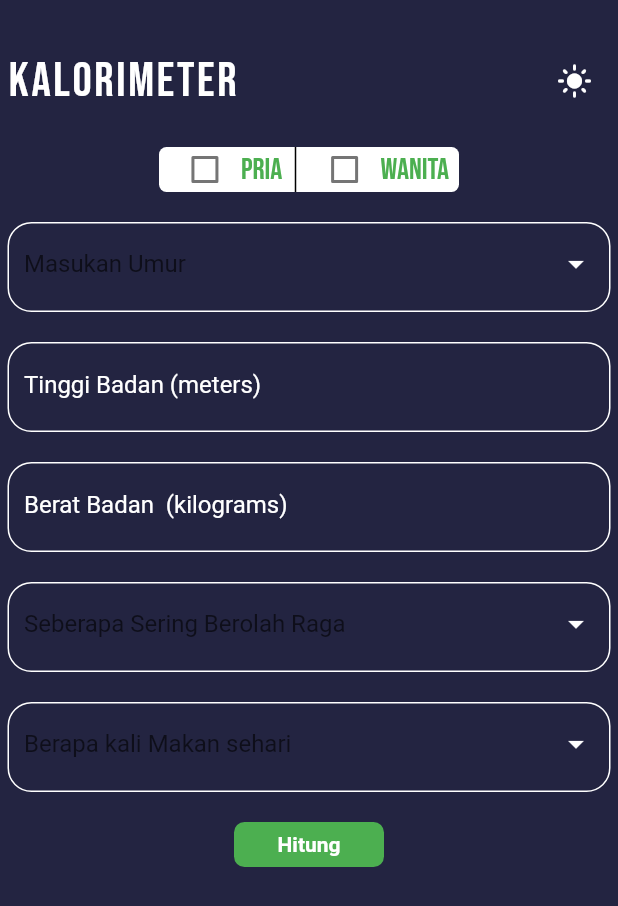
After one commit to nickridwan/gym_app, a Flutter app: the PageCalculate screen opened directly, on a phone screen of 412 x 824 dp. The commit adds this screen. Shown: the top 906 px of the screen. Run offline on Flutter 3.47's test engine with Material 2 defaults, Android fonts, the phone set to English and light mode, and no system bars; our stand-ins replace google_fonts, quickalert, toast; missing offline and left inert: qr_code_scanner, status_alert.

Commit message:
first commit

```diff
--- /dev/null
+++ b/lib/Pages/kalorimeter_page.dart
@@ -0,0 +1,399 @@
+import 'package:flutter/material.dart';
+import 'package:google_fonts/google_fonts.dart';
+import 'package:workout_app/Widget/dropdown.dart';
+import 'package:workout_app/services/theme.dart';
+
+class PageCalculate extends StatefulWidget {
+  const PageCalculate({Key? key}) : super(key: key);
+
+  @override
+  State<PageCalculate> createState() => PageCalculateState();
+}
+
+class PageCalculateState extends State<PageCalculate> {
+  TextEditingController heightController = TextEditingController();
+  TextEditingController weightController = TextEditingController();
+  TextEditingController manySportController = TextEditingController();
+  TextEditingController manyEatController = TextEditingController();
+  TextEditingController manController = TextEditingController();
+  TextEditingController womanController = TextEditingController();
+  bool manGender = false;
+  bool womanGender = false;
+  MethodModel? AgeValue;
+  ManyActivity? ActivityValue;
+  ManyEating? EatValue;
+
+  void genderValue() {
+    setState(() {
+      !manGender
+          ? womanGender
+          : !womanGender
+              ? manGender
+              : !manGender;
+    });
+  }
+
+  @override
+  Widget build(BuildContext context) {
+    return Scaffold(
+      backgroundColor: boxColor,
+      body: SingleChildScrollView(
+        scrollDirection: Axis.vertical,
+        child: Padding(
+          padding: const EdgeInsets.symmetric(vertical: 30, horizontal: 5),
+          child: Column(
+            children: [
+              Row(
+                mainAxisAlignment: MainAxisAlignment.spaceBetween,
+                children: [
+                  Text(
+                    "Kalorimeter",
+                    style: titleColor1,
+                  ),
+                  IconButton(
+                    onPressed: () {
+                      print("light mode");
+                    },
+                    icon: Icon(
+                      Icons.light_mode,
+                      color: Colors.white,
+                    ),
+                  ),
+                ],
+              ),
+              Padding(
+                padding: const EdgeInsets.symmetric(vertical: 20),
+                child: Container(
+                  height: 30,
+                  width: 200,
+                  decoration: BoxDecoration(
+                    borderRadius: BorderRadius.circular(5),
+                    color: Colors.white,
+                  ),
+                  child: Row(
+                    mainAxisAlignment: MainAxisAlignment.spaceAround,
+                    children: [
+                      Padding(
+                        padding: const EdgeInsets.symmetric(horizontal: 5),
+                        child: Row(
+                          children: [
+                            Checkbox(
+                                activeColor: Colors.green,
+                                value: manGender,
+                                onChanged: (bool? value) {
+                                  setState(() {
+                                    manGender = value!;
+                                    genderValue();
+                                    print("Pria");
+                                  });
+                                }),
+                            Text(
+                              "Pria",
+                              style: GoogleFonts.bebasNeue(
+                                  fontSize: 20, color: Colors.green),
+                            ),
+                          ],
+                        ),
+                      ),
+                      Container(
+                        height: MediaQuery.of(context).size.height,
+                        width: 1,
+                        color: Colors.black,
+                      ),
+                      Padding(
+                        padding: const EdgeInsets.symmetric(horizontal: 5),
+                        child: Row(
+                          children: [
+                            Checkbox(
+                                activeColor: Colors.green,
+                                value: womanGender,
+                                onChanged: (bool? value) {
+                                  setState(() {
+                                    womanGender = value!;
+                                    genderValue();
+
+                                    print("Wanita");
+                                  });
+                                }),
+                            Text(
+                              "Wanita",
+                              style: GoogleFonts.bebasNeue(
+                                  fontSize: 20, color: Colors.green),
+                            ),
+                          ],
+                        ),
+                      ),
+                    ],
+                  ),
+                ),
+              ),
+              Container(
+                height: 60,
+                width: MediaQuery.of(context).size.width,
+                decoration: BoxDecoration(
+                  color: boxColor,
+                  borderRadius: BorderRadius.circular(16),
+                  border: Border.all(color: Colors.white, width: 1),
+                ),
+                child: Padding(
+                  padding:
+                      const EdgeInsets.symmetric(horizontal: 10, vertical: 15),
+                  child: DropdownButtonFormField<MethodModel>(
+                      decoration: InputDecoration.collapsed(
+                          hintText: "Masukan Umur",
+                          hintStyle: TextStyle(color: Colors.white)),
+                      value: AgeValue,
+                      dropdownColor: boxColor,
+                      iconEnabledColor: Colors.white,
+                      items: methodData
+                          .map((e) => DropdownMenuItem<MethodModel>(
+                                child: Text(
+                                  e.age ?? "-",
+                                  style: TextStyle(
+                                      fontSize: 17,
+                                      color: Colors.white,
+                                      fontWeight: FontWeight.w500),
+                                ),
+                                value: e,
+                              ))
+                          .toList(),
+                      onChanged: (val) {
+                        setState(() {
+                          AgeValue = val!;
+                          print("Umur ${val.age}");
+                        });
+                      }),
+                ),
+              ),
+              SizedBox(
+                height: 20,
+              ),
+              Container(
+                height: 60,
+                width: MediaQuery.of(context).size.width,
+                decoration: BoxDecoration(
+                  color: boxColor,
+                  borderRadius: BorderRadius.circular(16),
+                  border: Border.all(color: Colors.white, width: 1),
+                ),
+                child: Padding(
+                  padding:
+                      const EdgeInsets.symmetric(horizontal: 10, vertical: 18),
+                  child: TextFormField(
+                    controller: heightController,
+                    keyboardType: TextInputType.number,
+                    decoration: InputDecoration.collapsed(
+                      hintText: "Tinggi Badan (meters)",
+                      hintStyle: TextStyle(
+                        color: Colors.white,
+                      ),
+                    ),
+                    style: TextStyle(color: Colors.white),
+                    onFieldSubmitted: (value) {
+                      setState(() {
+                        print("Tinggi badan ${heightController.text}");
+                      });
+                    },
+                  ),
+                ),
+              ),
+              SizedBox(
+                height: 20,
+              ),
+              Container(
+                height: 60,
+                width: MediaQuery.of(context).size.width,
+                decoration: BoxDecoration(
+                  color: boxColor,
+                  borderRadius: BorderRadius.circular(16),
+                  border: Border.all(color: Colors.white, width: 1),
+                ),
+                child: Padding(
+                  padding:
+                      const EdgeInsets.symmetric(horizontal: 10, vertical: 18),
+                  child: TextFormField(
+                    controller: weightController,
+                    keyboardType: TextInputType.number,
+                    decoration: InputDecoration.collapsed(
+                      hintText: "Berat Badan  (kilograms)",
+                      hintStyle: TextStyle(
+                        color: Colors.white,
+                      ),
+                    ),
+                    style: TextStyle(color: Colors.white),
+                    onFieldSubmitted: (value) {
+                      setState(() {
+                        print("Berat badan ${weightController.text}");
+                      });
+                    },
+                  ),
+                ),
+              ),
+              SizedBox(
+                height: 20,
+              ),
+              Container(
+                height: 60,
+                width: MediaQuery.of(context).size.width,
+                decoration: BoxDecoration(
+                  color: boxColor,
+                  borderRadius: BorderRadius.circular(16),
+                  border: Border.all(color: Colors.white, width: 1),
+                ),
+                child: Padding(
+                  padding:
+                      const EdgeInsets.symmetric(horizontal: 10, vertical: 15),
+                  child: DropdownButtonFormField<ManyActivity>(
+                      decoration: InputDecoration.collapsed(
+                          hintText: "Seberapa Sering Berolah Raga",
+                          hintStyle: TextStyle(color: Colors.white)),
+                      value: ActivityValue,
+                      dropdownColor: boxColor,
+                      iconEnabledColor: Colors.white,
+                      items: manySportData
+                          .map((e) => DropdownMenuItem<ManyActivity>(
+                                child: Text(
+                                  e.many ?? "-",
+                                  style: TextStyle(
+                                      fontSize: 17,
+                                      color: Colors.white,
+                                      fontWeight: FontWeight.w500),
+                                ),
+                                value: e,
+                              ))
+                          .toList(),
+                      onChanged: (value) {
+                        setState(() {
+                          ActivityValue = value!;
+                          print("${value.many} Berolah raga");
+                        });
+                      }),
+                ),
+              ),
+              SizedBox(
+                height: 20,
+              ),
+              Container(
+                height: 60,
+                width: MediaQuery.of(context).size.width,
+                decoration: BoxDecoration(
+                  color: boxColor,
+                  borderRadius: BorderRadius.circular(16),
+                  border: Border.all(color: Colors.white, width: 1),
+                ),
+                child: Padding(
+                  padding:
+                      const EdgeInsets.symmetric(horizontal: 10, vertical: 15),
+                  child: DropdownButtonFormField<ManyEating>(
+                      decoration: InputDecoration.collapsed(
+                          hintText: "Berapa kali Makan sehari",
+                          hintStyle: TextStyle(color: Colors.white)),
+                      value: EatValue,
+                      dropdownColor: boxColor,
+                      iconEnabledColor: Colors.white,
+                      items: manyEatData
+                          .map((e) => DropdownMenuItem<ManyEating>(
+                                child: Text(
+                                  e.Eat ?? "-",
+                                  style: TextStyle(
+                                      fontSize: 17,
+                                      color: Colors.white,
+                                      fontWeight: FontWeight.w500),
+                                ),
+                                value: e,
+                              ))
+                          .toList(),
+                      onChanged: (value) {
+                        setState(() {
+                          EatValue = value!;
+                          print("makan ${value.Eat} sehari");
+                        });
+                      }),
+                ),
+              ),
+              SizedBox(
+                height: 20,
+              ),
+              GestureDetector(
+                onTap: () {
+                  print("All result");
+                },
+                child: Container(
+                  height: 30,
+                  width: 100,
+                  decoration: BoxDecoration(
+                    color: Colors.green,
+                    borderRadius: BorderRadius.circular(7),
+                  ),
+                  child: Center(
+                    child: Text(
+                      "Hitung",
+                      style: TextStyle(
+                          color: Colors.white, fontWeight: FontWeight.bold),
+                    ),
+                  ),
+                ),
+              ),
+            ],
+          ),
+        ),
+      ),
+    );
+  }
+
+  List<MethodModel> methodData = [
+    MethodModel(
+      '18',
+    ),
+    MethodModel(
+      "19",
+    ),
+    MethodModel(
+      '20',
+    ),
+    MethodModel(
+      '21',
+    ),
+    MethodModel(
+      '22',
+    ),
+    MethodModel(
+      '23',
+    ),
+    MethodModel(
+      '24',
+    ),
+    MethodModel(
+      '25',
+    ),
+    MethodModel(
+      '26',
+    ),
+    MethodModel(
+      '27',
+    ),
+    MethodModel(
+      '28',
+    ),
+    MethodModel(
+      '29',
+    ),
+    MethodModel(
+      '30',
+    ),
+  ];
+  List<ManyActivity> manySportData = [
+    ManyActivity("Sangat Jarang"),
+    ManyActivity("Jarang"),
+    ManyActivity("Normal"),
+    ManyActivity("Sering"),
+    ManyActivity("Sangat Sering"),
+  ];
+  List<ManyEating> manyEatData = [
+    ManyEating("1X"),
+    ManyEating("2X"),
+    ManyEating("3X"),
+    ManyEating("4X"),
+    ManyEating("5X"),
+  ];
+}
--- /dev/null
+++ b/lib/Widget/dropdown.dart
@@ -0,0 +1,14 @@
+class MethodModel {
+  String? age;
+  MethodModel(this.age);
+}
+
+class ManyActivity {
+  String? many;
+  ManyActivity(this.many);
+}
+
+class ManyEating {
+  String? Eat;
+  ManyEating(this.Eat);
+}
--- a/lib/services/theme.dart
+++ b/lib/services/theme.dart
@@ -1,4 +1,4 @@
-import 'dart:ui';
+
 
 import 'package:flutter/material.dart';
 import 'package:google_fonts/google_fonts.dart';
--- a/pubspec.yaml
+++ b/pubspec.yaml
@@ -40,6 +40,7 @@ dependencies:
   url_launcher: ^6.1.5
   toast: ^0.3.0
   quickalert: ^0.0.2
+  status_alert: ^1.0.0
 
 dev_dependencies:
   flutter_test:
```
Also changed, not shown: lib/Pages/profile_page.dart (+9 -77 lines), lib/Pages/qrcode.dart (+65 -24 lines), lib/Widget/alert.dart (added, +42 -0 lines), lib/services/dummy.dart (+15 -0 lines), pubspec.lock.
